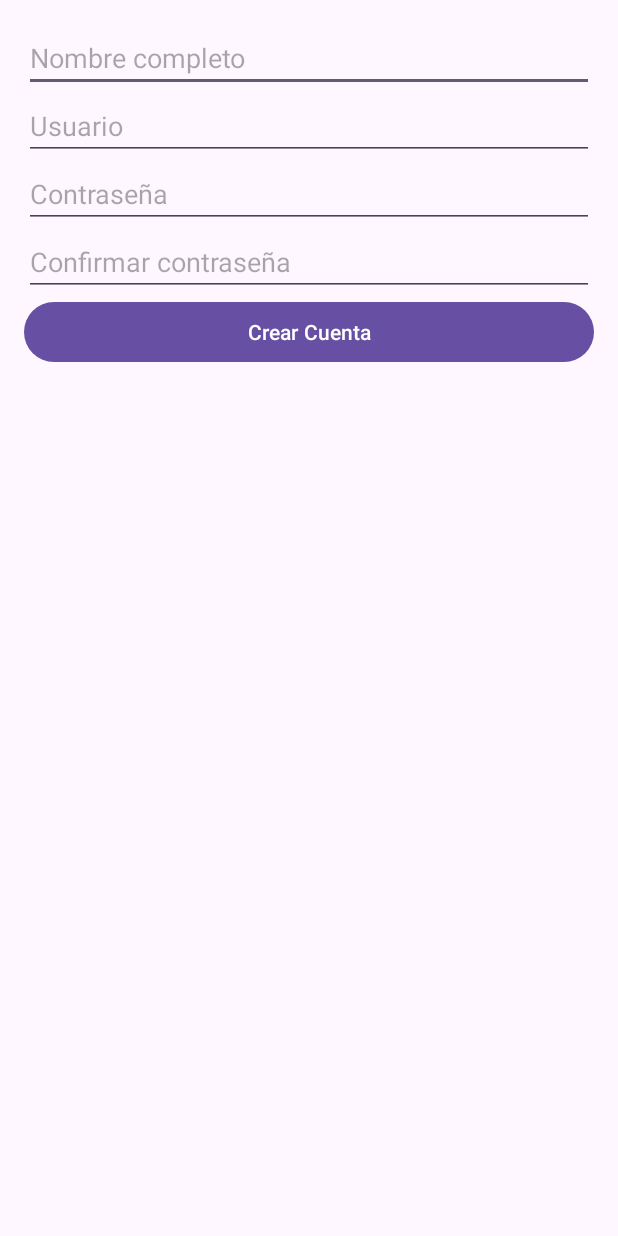
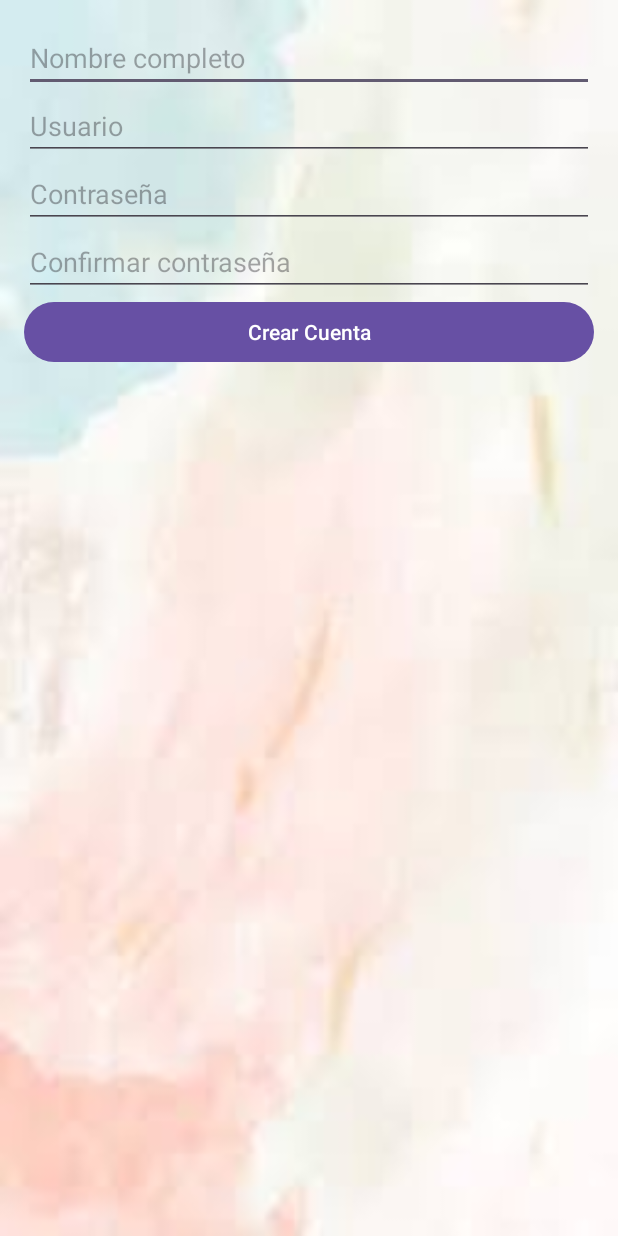
Before and after one commit to AlvaroMachaca0503/Proyecto_Final, an Android app: the screen it shows after launch (MainActivity), on a phone screen of 412 x 824 dp. Run offline under Robolectric (Android 15) with nearby library versions, the phone set to English and light mode, and no system bars.

Commit message:
cambiando musica de fondo como fondo de pantalla

```diff
--- a/JuegoPreguntas/app/src/main/java/com/example/juegopreguntas/Log/CrearCuentaFragment.kt
+++ b/JuegoPreguntas/app/src/main/java/com/example/juegopreguntas/Log/CrearCuentaFragment.kt
@@ -42,7 +42,7 @@ class CrearCuentaFragment : Fragment() {
             } else if (contrasena != confirmarContrasena) {
                 Toast.makeText(context, "Las contraseñas no coinciden", Toast.LENGTH_SHORT).show()
             } else {
-                // TODO: Simular la creación de la cuenta (sin base de datos)
+
                 Toast.makeText(context, "Cuenta creada exitosamente", Toast.LENGTH_SHORT).show()
                 findNavController().navigate(R.id.action_crearCuentaFragment_to_loginFragment)
             }
--- a/JuegoPreguntas/app/src/main/java/com/example/juegopreguntas/Log/LoginFragment.kt
+++ b/JuegoPreguntas/app/src/main/java/com/example/juegopreguntas/Log/LoginFragment.kt
@@ -35,7 +35,6 @@ class LoginFragment : Fragment() {
             val usuario = usuarioEditText.text.toString()
             val contrasena = contrasenaEditText.text.toString()
 
-            // TODO: Implementar lógica de autenticación (simulada aquí)
             if (usuario == "usuario" && contrasena == "contrasena") {
                 findNavController().navigate(R.id.action_loginFragment_to_menuFragment)
             } else {
--- a/JuegoPreguntas/app/src/main/java/com/example/juegopreguntas/Log/OlvidarContrasenaFragment.kt
+++ b/JuegoPreguntas/app/src/main/java/com/example/juegopreguntas/Log/OlvidarContrasenaFragment.kt
@@ -30,9 +30,9 @@ class OlvidarContrasenaFragment : Fragment() {
             if (correo.isBlank()) {
                 Toast.makeText(context, "Por favor, ingrese su correo electrónico", Toast.LENGTH_SHORT).show()
             } else {
-                // TODO: Simular el envío de correo para recuperar contraseña
+
                 Toast.makeText(context, "Se ha enviado un correo a $correo para recuperar su contraseña", Toast.LENGTH_SHORT).show()
-                // Puedes agregar aquí la lógica para volver al LoginFragment
+
             }
         }
 
--- a/JuegoPreguntas/app/src/main/java/com/example/juegopreguntas/MainActivity.kt
+++ b/JuegoPreguntas/app/src/main/java/com/example/juegopreguntas/MainActivity.kt
@@ -13,12 +13,11 @@ class MainActivity : AppCompatActivity() {
         setContentView(R.layout.activity_main)
 
         // Reproducir música de fondo
-        mediaPlayer = MediaPlayer.create(this, R.raw.musica_fondo) // Reemplaza con el ID de tu archivo de música
-        mediaPlayer.isLooping = true
+        mediaPlayer = MediaPlayer.create(this, R.raw.musica_fondo)
         mediaPlayer.start()
 
-        // Configurar fondo de pantalla (opcional)
-        // window.decorView.setBackgroundResource(R.drawable.fondo_pantalla) // Reemplaza con el ID de tu imagen de fondo
+
+        window.decorView.setBackgroundResource(R.drawable.fondo_pantalla)
     }
 
     override fun onDestroy() {
```
Also changed, not shown: JuegoPreguntas/app/src/main/res/drawable/fondo_pantalla.jpeg (added), 1 other file.
